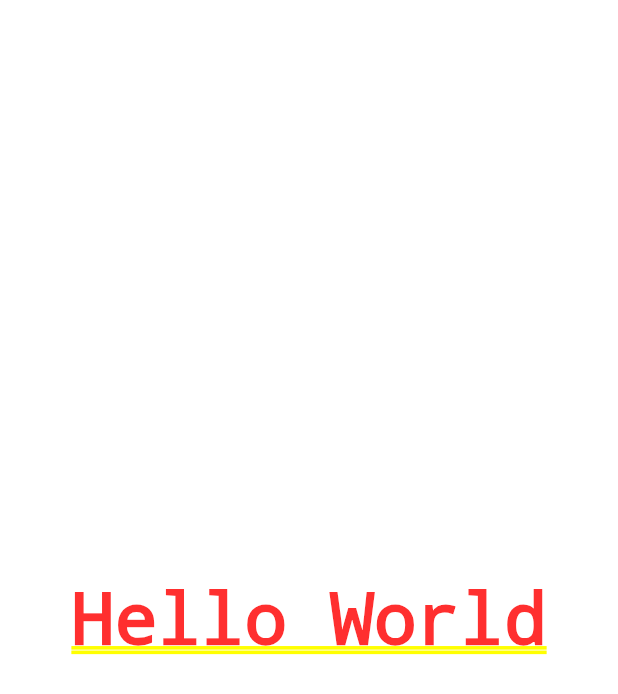
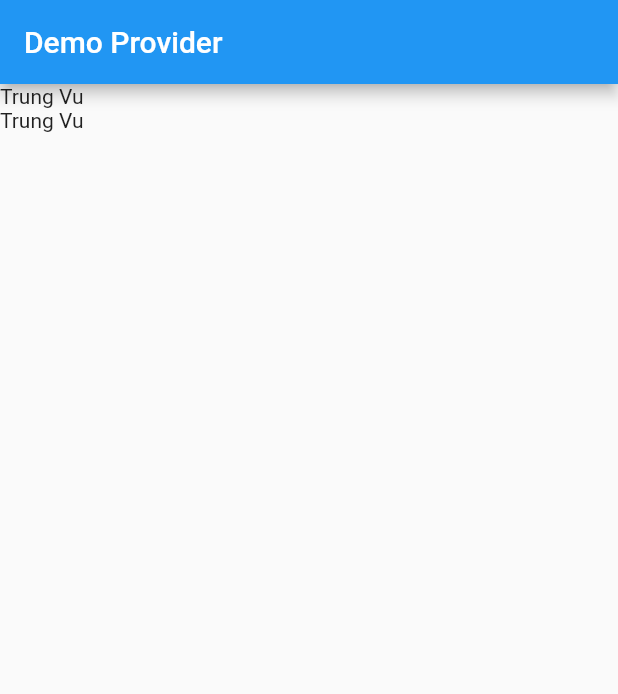
Before and after one commit to wtrungvu/Flutter_Demo_Provider, a Flutter app: the screen it shows after launch, on a phone screen of 412 x 824 dp. Shown: the top 694 px of the screen. Run offline on Flutter 3.47's test engine with Material 2 defaults, Android fonts, the phone set to English and light mode, and no system bars.

Commit message:
Add Basic Provider

```diff
--- /dev/null
+++ b/flutter_demo_provider/lib/basic.dart
@@ -0,0 +1,58 @@
+import 'package:flutter/material.dart';
+import 'package:provider/provider.dart';
+
+// Exposing a value
+class User {
+  // No extends or with ChangeNotifer
+  String _name;
+
+  String get name => _name; // Getter
+  set name(newName) => _name = newName; // Setter
+}
+
+class BasicProvider extends StatelessWidget {
+  @override
+  Widget build(BuildContext context) {
+    var user = User();
+    user.name = "Trung Vu";
+
+    return Provider<User>.value(
+      value: user,
+      child: BasicWidget(),
+    );
+  }
+}
+
+class BasicWidget extends StatelessWidget {
+  @override
+  Widget build(BuildContext context) {
+    return Container(
+      child: Column(
+        children: <Widget>[
+          DemoConsumerWidget(),
+          DemoWithoutConsumerWidget(),
+        ],
+      ),
+    );
+  }
+}
+
+class DemoConsumerWidget extends StatelessWidget {
+  @override
+  Widget build(BuildContext context) {
+    return Consumer<User>(
+      builder: (context, user, child) => Text(user.name),
+    );
+  }
+}
+
+class DemoWithoutConsumerWidget extends StatelessWidget {
+  @override
+  Widget build(BuildContext context) {
+    User user = Provider.of<User>(context);
+
+    return Container(
+      child: Text(user.name),
+    );
+  }
+}
--- a/flutter_demo_provider/lib/main.dart
+++ b/flutter_demo_provider/lib/main.dart
@@ -1,4 +1,5 @@
 import 'package:flutter/material.dart';
+import 'package:flutter_demo_provider/basic.dart';
 
 void main() => runApp(MyApp());
 
@@ -6,8 +7,12 @@ class MyApp extends StatelessWidget {
   @override
   Widget build(BuildContext context) {
     return MaterialApp(
-      home: Center(
-        child: Text("Hello World"),
+      title: "Flutter Demo Provider",
+      home: Scaffold(
+        appBar: AppBar(
+          title: Text("Demo Provider"),
+        ),
+        body: BasicProvider(),
       ),
     );
   }
```
